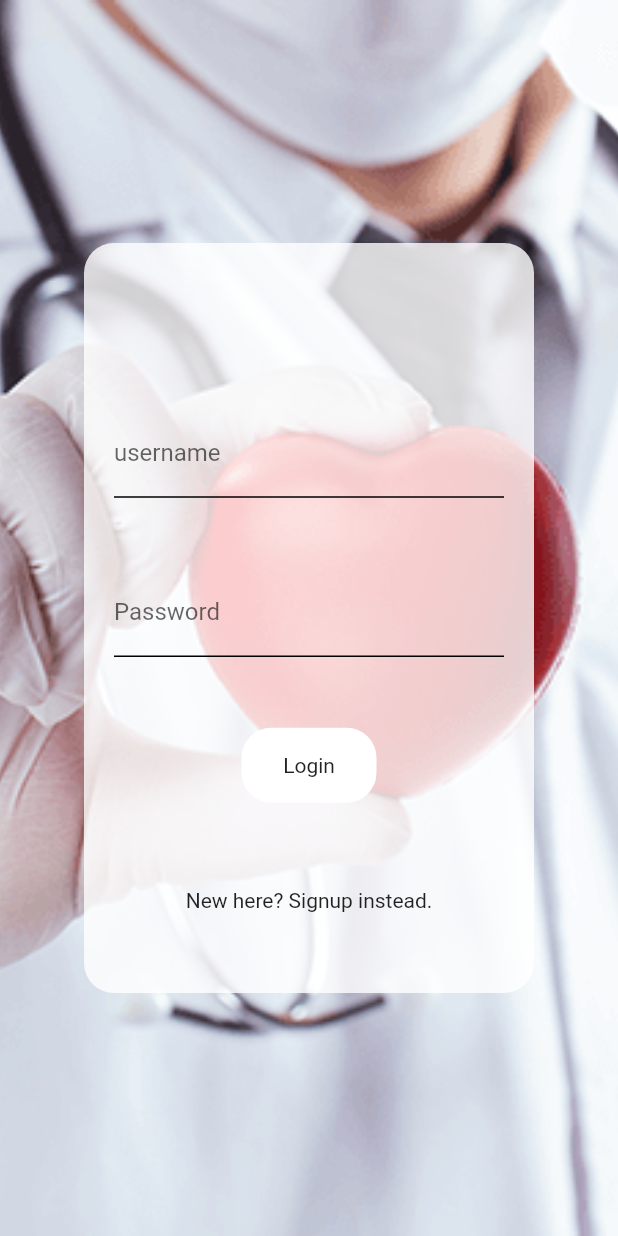
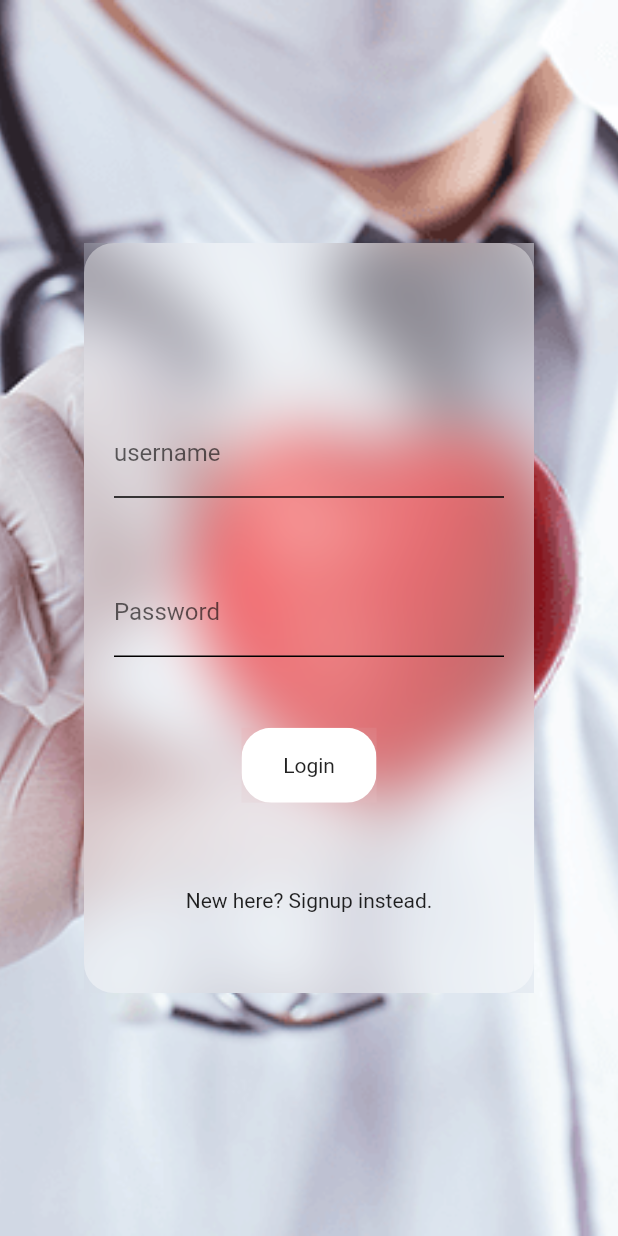
Before and after one commit to ShanuFutura/HeartBeat, a Flutter app: the screen it shows after launch, on a phone screen of 412 x 824 dp. Run offline on Flutter 3.47's test engine with Material 2 defaults, Android fonts, the phone set to English and light mode, and no system bars; our stand-ins replace carousel_slider, dropdown_search, fluttertoast, image_picker, photo_view, shared_preferences.

Commit message:
minor aesthetic update at login card

```diff
--- a/heartbeat/lib/Widgets/ClickableContainer.dart
+++ b/heartbeat/lib/Widgets/ClickableContainer.dart
@@ -1,3 +1,5 @@
+import 'dart:ui';
+
 import 'package:flutter/material.dart';
 
 class ClickableContainer extends StatelessWidget {
@@ -23,6 +25,9 @@ class ClickableContainer extends StatelessWidget {
   Widget build(BuildContext context) {
     return GestureDetector(
       onTap: tap,
+      child: ClipRRect(
+        child: BackdropFilter(
+          filter: ImageFilter.blur(sigmaX: 20.0, sigmaY: 20.0),
           child: Container(
             height: heit,
             width: widt,
@@ -35,6 +40,8 @@ class ClickableContainer extends StatelessWidget {
             ),
             child: kid,
           ),
+        ),
+      ),
     );
   }
 }
--- a/heartbeat/lib/Widgets/login_card.dart
+++ b/heartbeat/lib/Widgets/login_card.dart
@@ -30,7 +30,7 @@ class LoginCard extends StatelessWidget {
         heit: 500,
         widt: 300,
         padd: 20,
-        kalar: const Color.fromRGBO(255, 255, 255, .8),
+        kalar: const Color.fromRGBO(255, 255, 255, .4),
         kid: Form(
           key: _formKey,
           child: Column(
--- a/heartbeat/lib/providers/db_helper.dart
+++ b/heartbeat/lib/providers/db_helper.dart
@@ -90,6 +90,8 @@ class DBHelper extends ChangeNotifier {
     notifyListeners();
   }
 
+  // bool isImagePoppedWithoutName = true;
+
   List get imagePresc {
     return DummyLists.oldPrescImages;
     // notifyListeners();
```
Also changed, not shown: heartbeat/lib/Widgets/image_file_input_dialog.dart (+6 -1 lines), heartbeat/lib/screens/patient_home_page.dart (+20 -4 lines). Lines whose indentation alone changed are shown as unchanged.
